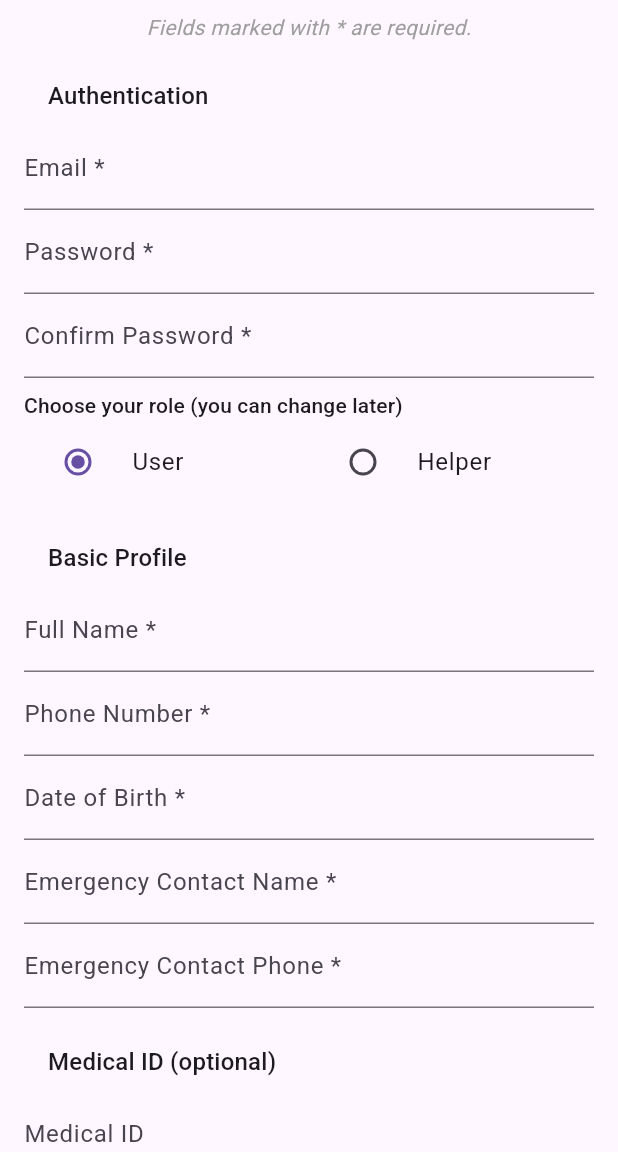
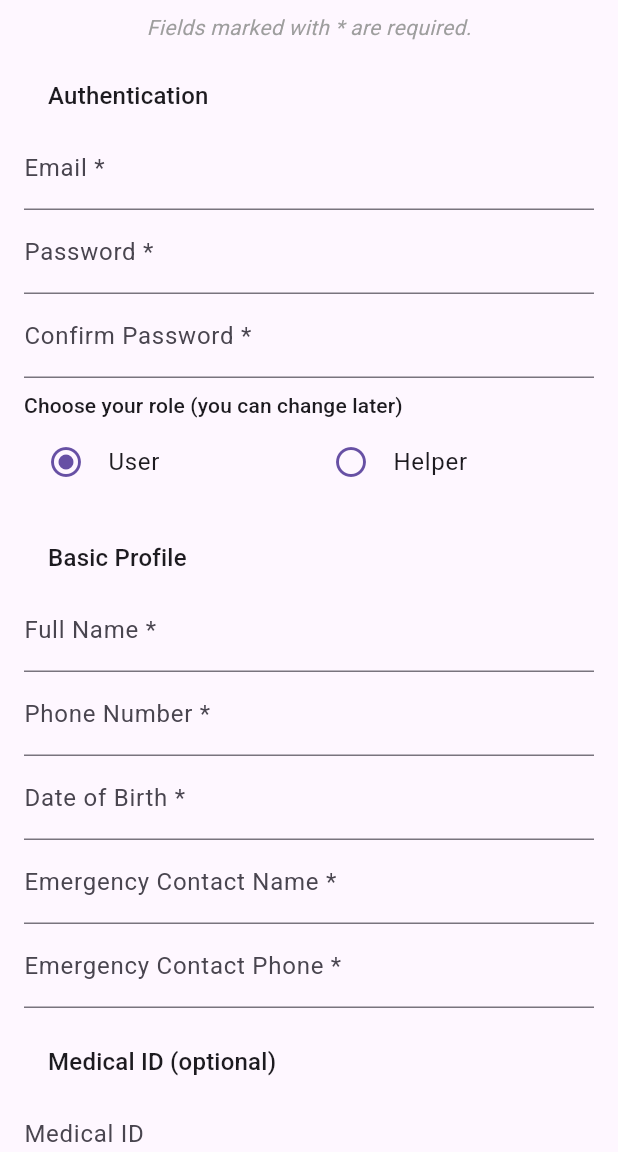
Before and after one commit to barjr/ResQ, a Flutter app: the screen it shows after launch, after a tap on "Create Account", on a phone screen of 412 x 824 dp, the part 84-1236 px from its top. Run offline on Flutter 3.47's test engine with Material 3 defaults, Android fonts, the phone set to English and light mode, and no system bars; our stand-ins replace cloud_firestore, cloud_functions, firebase_auth, firebase_core, firebase_messaging, speech_to_text; accounts and stored records are empty.

Commit message:
Refactor admin routing and dashboard navigation
Admins are now routed to DashboardPage with isAdmin=true, enabling role management via a dedicated Roles tab in the bottom navigation. The AdminViewPage is accessible from the dashboard for admins. CreateAccountPage and DashboardPage received UI and navigation safety improvements, including context.mounted checks and more robust role selection controls.

```diff
--- a/lib/pages/create_account.dart
+++ b/lib/pages/create_account.dart
@@ -190,7 +190,10 @@ class _CreateAccountPageState extends State<CreateAccountPage> {
       'createdAt': FieldValue.serverTimestamp(),
   }, SetOptions(merge: true));
 
-    //WAIT FOR FIREBASE
+    // WAIT FOR FIREBASE: set role claim and refresh token. These operations
+    // don't use the BuildContext directly, but any UI/navigation that does
+    // must only run when the State is still mounted to avoid using a
+    // discarded context after async gaps.
     final callable = FirebaseFunctions.instance.httpsCallable('selfSetRole');
     await callable.call({'role': _chosenRole}); // 'helper' or 'user'
     await user.getIdToken(true); // refresh so RoleRouter sees it now
@@ -200,19 +203,23 @@ class _CreateAccountPageState extends State<CreateAccountPage> {
       await setRoleFn.call({'role': _chosenRole}); // 'helper' or 'user'
       await user.getIdToken(true);
       final u = FirebaseAuth.instance.currentUser!;
+      // routeByRole performs navigation using the BuildContext; ensure the
+      // widget is still mounted before calling it.
+      if (!mounted) return;
       await routeByRole(context, u);
       return; // we’ve navigated; don’t fall through to Navigator.pop
-            // ⬅️ refresh so RoleRouter sees claim immediately
     } on FirebaseFunctionsException catch (e) {
       debugPrint('selfSetRole failed: ${e.code} ${e.message}');
       // Fallback: you’ll still route as default "user" (no claim) until admin fixes functions
     }
 
-    // TODO MFA IMPLEMENTATION
+    // TODO MFA IMPLEMENTATION: only call enrollment when mounted.
+    if (mounted) {
       await MfaEnrollment.maybeStartAfterSignup(
         context,
         phoneRaw: _phoneCtrl.text.trim(),
       );
+    }
 
     if (!mounted) return;
     ScaffoldMessenger.of(context).showSnackBar(
@@ -301,19 +308,31 @@ class _CreateAccountPageState extends State<CreateAccountPage> {
                   Row(
                     children: [
                       Expanded(
-                        child: RadioListTile<String>(
+                        child: InkWell(
+                          onTap: () => setState(() => _chosenRole = 'user'),
+                          child: ListTile(
                             title: const Text('User'),
-                          value: 'user',
-                          groupValue: _chosenRole,
-                          onChanged: (v) => setState(() => _chosenRole = v ?? 'user'),
+                            leading: Icon(
+                              _chosenRole == 'user'
+                                  ? Icons.radio_button_checked
+                                  : Icons.radio_button_unchecked,
+                              color: Theme.of(context).colorScheme.primary,
+                            ),
+                          ),
                         ),
                       ),
                       Expanded(
-                        child: RadioListTile<String>(
+                        child: InkWell(
+                          onTap: () => setState(() => _chosenRole = 'helper'),
+                          child: ListTile(
                             title: const Text('Helper'),
-                          value: 'helper',
-                          groupValue: _chosenRole,
-                          onChanged: (v) => setState(() => _chosenRole = v ?? 'user'),
+                            leading: Icon(
+                              _chosenRole == 'helper'
+                                  ? Icons.radio_button_checked
+                                  : Icons.radio_button_unchecked,
+                              color: Theme.of(context).colorScheme.primary,
+                            ),
+                          ),
                         ),
                       ),
                     ],
```
Also changed, not shown: lib/main.dart (+5 -6 lines), lib/pages/admin_view.dart (+1 -14 lines), lib/pages/dashboard.dart (+60 -8 lines), lib/services/role_router.dart (+5 -4 lines). Lines whose indentation alone changed are shown as unchanged.
